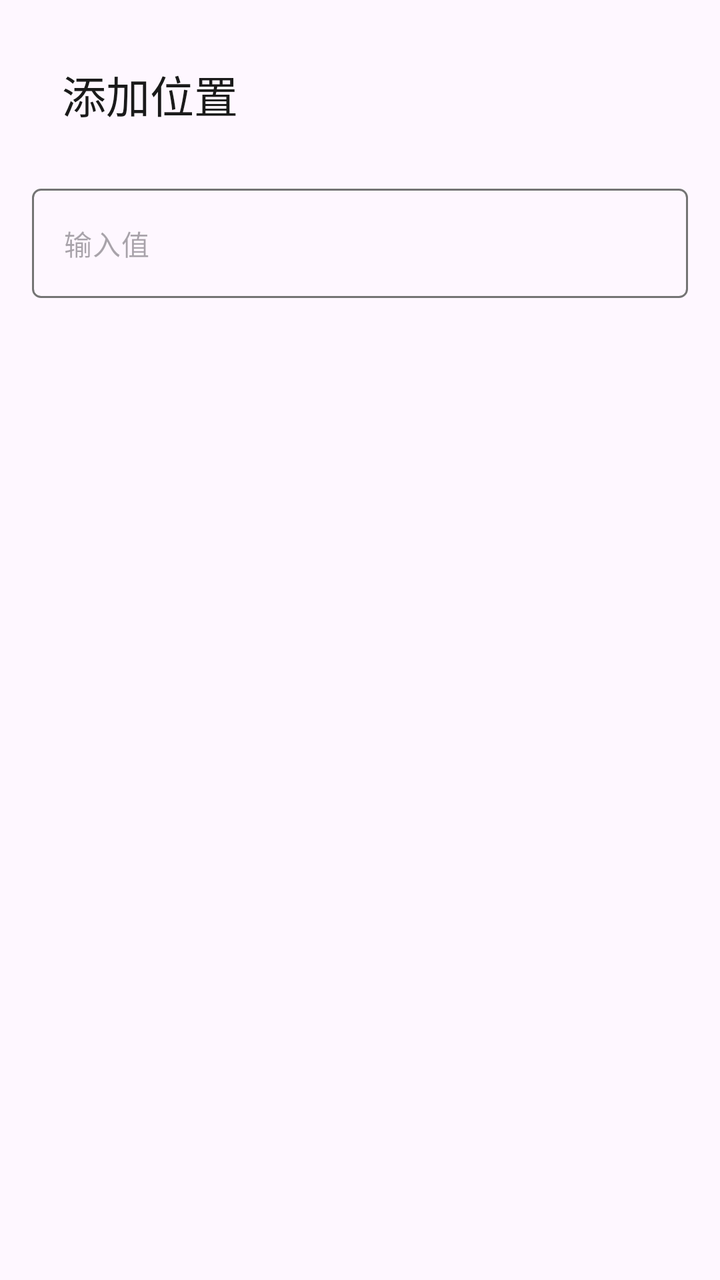
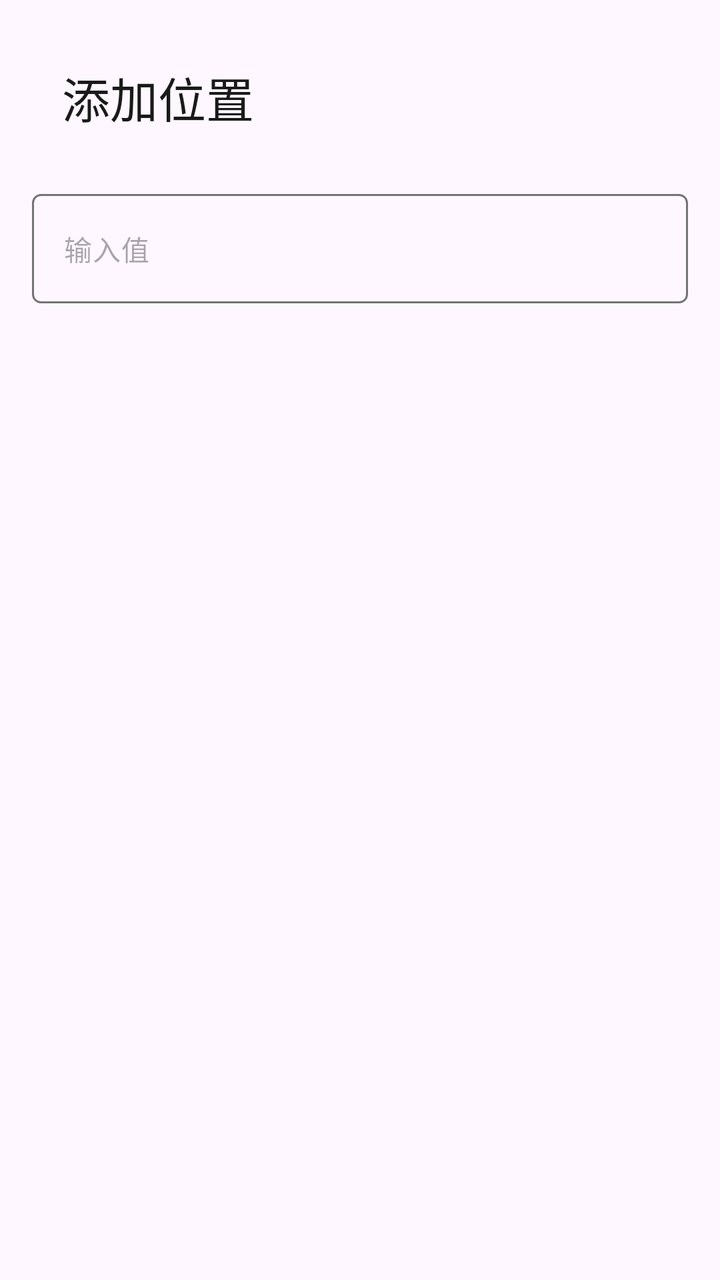

Two renders of the same Android screen: before a commit and after it. Below are the layout's source before the change and the commit's diff.
<!-- AndroidManifest.xml: application theme AppTheme -->
<!-- res/layout/dialog_input.xml -->
<?xml version="1.0" encoding="utf-8"?>
<LinearLayout
    xmlns:android="http://schemas.android.com/apk/res/android"
    xmlns:app="http://schemas.android.com/apk/res-auto"
    android:layout_width="match_parent"
    android:layout_height="wrap_content"
    android:orientation="vertical"
    android:padding="16dp">

        <TextView
            android:id="@+id/title"
            android:layout_width="match_parent"
            android:layout_height="wrap_content"
            android:text="@string/add_location"
            android:textAppearance="?attr/textAppearanceTitleLarge"
            android:textColor="?attr/colorOnSurface"
            android:padding="15dp"/>

        <com.google.android.material.textfield.TextInputLayout
            android:layout_width="match_parent"
            android:layout_height="wrap_content"
            android:layout_marginTop="16dp"
            app:boxBackgroundMode="none"
            app:hintEnabled="false"
            >

            <com.google.android.material.textfield.TextInputEditText
                android:id="@+id/value"
                android:layout_width="match_parent"
                android:layout_height="wrap_content"
                android:imeOptions="actionNext"
                android:inputType="text"
                android:singleLine="true"
                android:textColor="?attr/colorOnSurface"
                android:textAppearance="@style/TextAppearance.Material3.BodyMedium"
                android:hint="输入值"
                android:background="@drawable/edit_text_box">

            </com.google.android.material.textfield.TextInputEditText>
        </com.google.android.material.textfield.TextInputLayout>

</LinearLayout>
<!-- resources referenced by this layout -->
<resources>
  <!-- drawable edit_text_box (drawable) -->
  <?xml version="1.0" encoding="utf-8"?>
  <selector xmlns:android="http://schemas.android.com/apk/res/android">
      <item android:state_focused="true">
          <shape android:shape="rectangle">
              <solid android:color="@android:color/transparent" />
              <stroke android:width="2dp" android:color="?attr/colorPrimary" />
              <corners android:radius="4dp" />
          </shape>
      </item>
      <item>
          <shape android:shape="rectangle">
              <solid android:color="@android:color/transparent" />
              <stroke android:width="1dp" android:color="?attr/colorOutline" />
              <corners android:radius="4dp" />
          </shape>
      </item>
  </selector>
  <string name="add_location">添加位置</string>
  <style name="AppTheme" parent="Theme.Material3.Light.NoActionBar">
          
          <item name="colorPrimary">#5F5F5F</item>
          <item name="colorOnPrimary">#FFFFFF</item>
          <item name="colorPrimaryContainer">#E0E0E0</item>
          <item name="colorOnPrimaryContainer">#1E1E1E</item>
          <item name="colorSecondary">#494949</item>
          <item name="colorOnSecondary">#FFFFFF</item>
          <item name="colorSecondaryContainer">#E7E7E7</item>
          <item name="colorOnSecondaryContainer">#2A2A2A</item>
          <item name="colorSurface">#FFFFFF</item>
          <item name="colorOnSurface">#1A1A1A</item>
          <item name="colorSurfaceVariant">#F0F0F0</item>
          <item name="colorOnSurfaceVariant">#5F5F5F</item>
          <item name="colorOutline">#747474</item>
  
          
          <item name="android:statusBarColor">@android:color/transparent</item>
          <item name="android:windowDrawsSystemBarBackgrounds">true</item>
          <item name="android:windowTranslucentStatus">true</item>
          <item name="windowActionModeOverlay">true</item>
          <item name="windowActionBar">false</item>
          <item name="windowNoTitle">true</item>
  
          
          <item name="searchViewStyle">@style/Portal.SearchViewStyle</item>
          <item name="sliderStyle">@style/Portal.SliderTheme</item>
          <item name="android:popupMenuStyle">@style/PortalPopupMenuStyle</item>
      </style>
  <style name="Portal.SearchViewStyle" parent="Widget.AppCompat.SearchView" />
  <style name="Portal.SliderTheme" parent="Widget.Material3.Slider" />
  <style name="PortalPopupMenuStyle" parent="Widget.Material3.PopupMenu">
          <item name="android:popupAnimationStyle">@style/PortalPopupAnimation</item>
      </style>
  <style name="PortalPopupAnimation">
          <item name="android:windowEnterAnimation">@anim/popup_in_top_end</item>
          <item name="android:windowExitAnimation">@anim/popup_out_top_end</item>
      </style>
</resources>

<!-- the commit's change to res/layout/dialog_input.xml (unified diff, before → after) -->
@@ -12,7 +12,7 @@
             android:layout_width="match_parent"
             android:layout_height="wrap_content"
             android:text="@string/add_location"
-            android:textAppearance="?attr/textAppearanceTitleLarge"
+            android:textAppearance="?attr/textAppearanceHeadlineSmall"
             android:textColor="?attr/colorOnSurface"
             android:padding="15dp"/>
 
